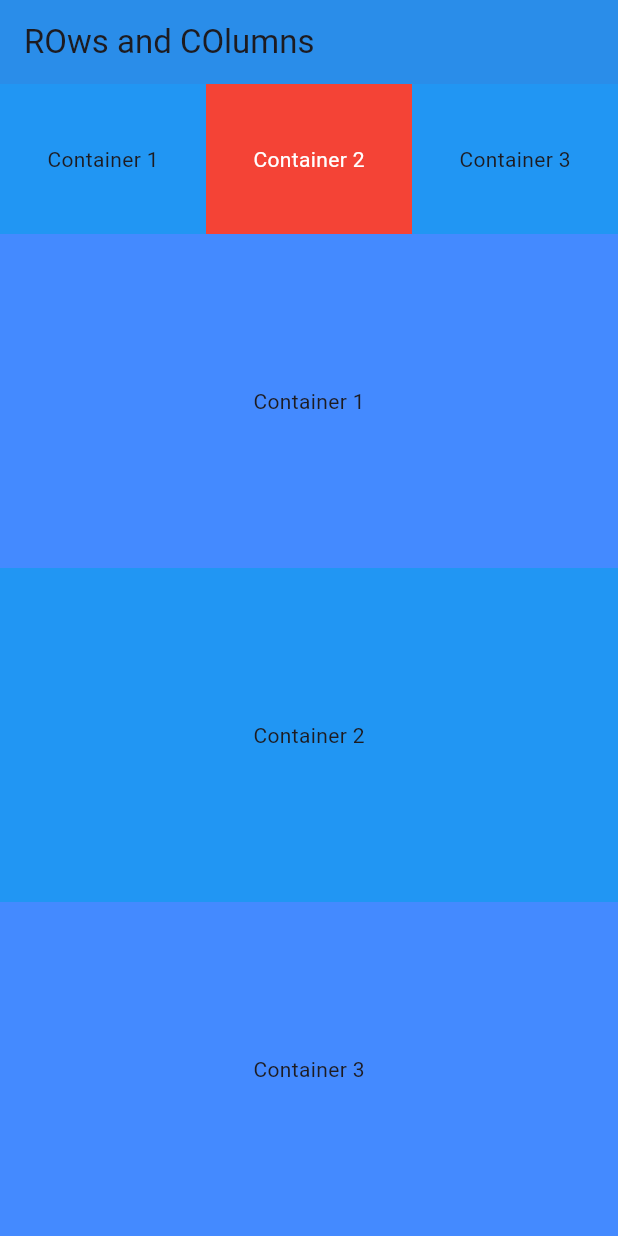
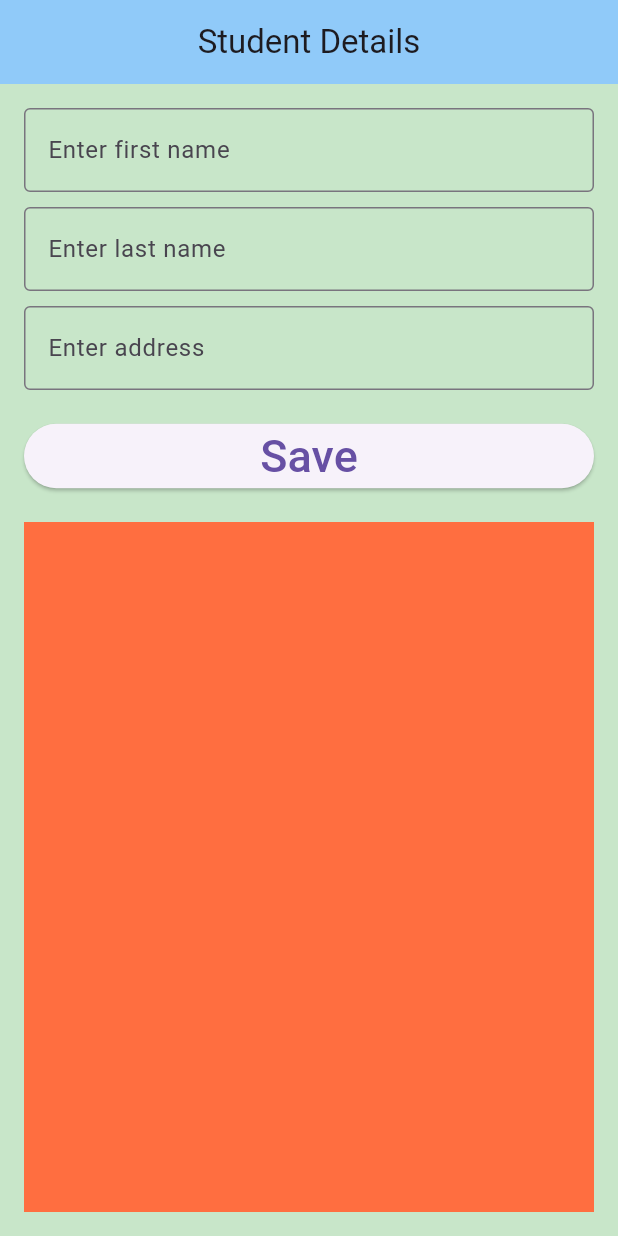
Before and after one commit to aasiskrk/flutter5thSem, a Flutter app: the screen it shows after launch, on a phone screen of 412 x 824 dp. Run offline on Flutter 3.47's test engine with Material 3 defaults, Android fonts, the phone set to English and light mode, and no system bars.

```diff
--- a/lib/app/app.dart
+++ b/lib/app/app.dart
@@ -1,4 +1,4 @@
-import 'package:class_app/screens/class_ui_screen.dart';
+import 'package:class_app/screens/student_details_screen.dart';
 import 'package:flutter/material.dart';
 
 class App extends StatelessWidget {
@@ -8,7 +8,7 @@ class App extends StatelessWidget {
   Widget build(BuildContext context) {
     return const MaterialApp(
       debugShowCheckedModeBanner: false,
-      home: classUiScreen(),
+      home: StudentDetailsScreen(),
     );
   }
 }
--- /dev/null
+++ b/lib/models/student_details_model.dart
@@ -0,0 +1,15 @@
+class StudentDetailsModel {
+  final String fname;
+  final String lname;
+  final String address;
+
+  StudentDetailsModel({
+    required this.fname,
+    required this.lname,
+    required this.address,
+  });
+
+  studetails() {
+    return StudentDetailsModel(fname: fname, lname: lname, address: address);
+  }
+}
--- a/lib/screens/image_screen.dart
+++ b/lib/screens/image_screen.dart
@@ -5,6 +5,8 @@ class ImageScreen extends StatelessWidget {
 
   @override
   Widget build(BuildContext context) {
-    return const Placeholder();
+    return Scaffold(
+      backgroundColor: Colors.blue,
+    );
   }
 }
--- /dev/null
+++ b/lib/screens/student_details_screen.dart
@@ -0,0 +1,135 @@
+import 'package:flutter/material.dart';
+
+class StudentDetailsScreen extends StatefulWidget {
+  const StudentDetailsScreen({Key? key}) : super(key: key);
+
+  @override
+  State<StudentDetailsScreen> createState() => _StudentDetailsScreenState();
+}
+
+class _StudentDetailsScreenState extends State<StudentDetailsScreen> {
+  final GlobalKey<FormState> _formKey = GlobalKey<FormState>();
+  final List<Map<String, String>> _studentDetailsList = [];
+
+  String? _firstName;
+  String? _lastName;
+  String? _address;
+
+  @override
+  Widget build(BuildContext context) {
+    return Scaffold(
+      backgroundColor: Colors.green[100],
+      appBar: AppBar(
+        title: const Text("Student Details"),
+        backgroundColor: Colors.blue[200],
+        centerTitle: true,
+        elevation: 0,
+      ),
+      body: Padding(
+        padding: const EdgeInsets.all(16.0),
+        child: Column(
+          crossAxisAlignment: CrossAxisAlignment.stretch,
+          children: <Widget>[
+            Form(
+              key: _formKey,
+              child: Column(
+                crossAxisAlignment: CrossAxisAlignment.stretch,
+                children: <Widget>[
+                  TextFormField(
+                    validator: (value) {
+                      if (value!.isEmpty) {
+                        return 'Enter First Name';
+                      }
+                      return null;
+                    },
+                    onChanged: (value) {
+                      _firstName = value;
+                    },
+                    decoration: InputDecoration(
+                      labelText: 'Enter first name',
+                      border: OutlineInputBorder(),
+                    ),
+                  ),
+                  SizedBox(
+                    height: 10,
+                  ),
+                  TextFormField(
+                    validator: (value) {
+                      if (value!.isEmpty) {
+                        return 'Enter last name';
+                      }
+                      return null;
+                    },
+                    onChanged: (value) {
+                      _lastName = value;
+                    },
+                    decoration: const InputDecoration(
+                      labelText: 'Enter last name',
+                      border: OutlineInputBorder(),
+                    ),
+                  ),
+                  SizedBox(
+                    height: 10,
+                  ),
+                  TextFormField(
+                    validator: (value) {
+                      if (value!.isEmpty) {
+                        return 'Enter address';
+                      }
+                      return null;
+                    },
+                    onChanged: (value) {
+                      _address = value;
+                    },
+                    decoration: const InputDecoration(
+                      labelText: 'Enter address',
+                      border: OutlineInputBorder(),
+                    ),
+                  ),
+                ],
+              ),
+            ),
+            SizedBox(height: 20),
+            ElevatedButton(
+              onPressed: () {
+                if (_formKey.currentState!.validate()) {
+                  _formKey.currentState!.save();
+                  setState(() {
+                    _studentDetailsList.add({
+                      'fname': _firstName!,
+                      'lname': _lastName!,
+                      'address': _address!,
+                    });
+                  });
+                }
+              },
+              child: const Text(
+                'Save',
+                style: TextStyle(fontSize: 30),
+              ),
+            ),
+            const SizedBox(height: 20),
+            Expanded(
+              child: Container(
+                color: Colors.deepOrangeAccent,
+                child: ListView.builder(
+                  itemCount: _studentDetailsList.length,
+                  itemBuilder: (context, index) {
+                    final student = _studentDetailsList[index];
+                    return ListTile(
+                      leading: CircleAvatar(
+                        backgroundImage: AssetImage('assets/images/image1.jpg'),
+                      ),
+                      title: Text('${student['fname']} ${student['lname']}'),
+                      subtitle: Text(student['address']!),
+                    );
+                  },
+                ),
+              ),
+            ),
+          ],
+        ),
+      ),
+    );
+  }
+}
--- a/pubspec.yaml
+++ b/pubspec.yaml
@@ -59,9 +59,9 @@ flutter:
   uses-material-design: true
 
   # To add assets to your application, add an assets section, like this:
-  # assets:
-  #   - images/a_dot_burr.jpeg
-  #   - images/a_dot_ham.jpeg
+  assets:
+    - assets/images/
+    - assets/icons/
 
   # An image asset can refer to one or more resolution-specific "variants", see
   # https://flutter.dev/assets-and-images/#resolution-aware
```
Also changed, not shown: lib/common/list_tile_common.dart (added, +33 -0 lines), lib/screens/list_tile_screen.dart (+27 -1 lines), lib/screens/output_screen.dart (added, +21 -0 lines), assets/images/image1.jpg (added), assets/images/image2.jpg (added).
